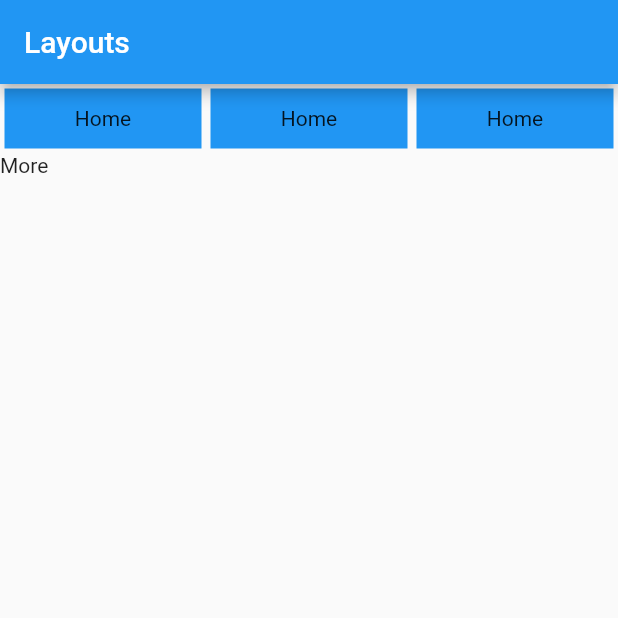
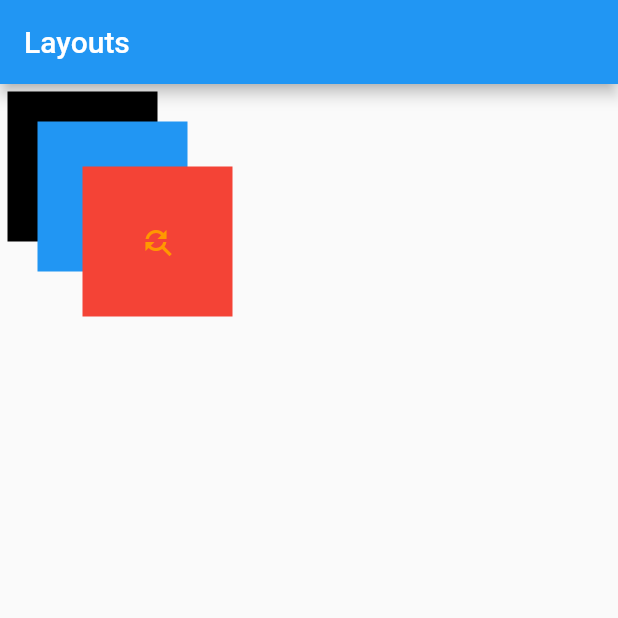
Before and after one commit to gbmahili/Dart_Intro, a Flutter app: the screen it shows after launch, on a phone screen of 412 x 824 dp, the top half of it. Run offline on Flutter 3.47's test engine with Material 2 defaults, Android fonts, the phone set to English and light mode, and no system bars.

Commit message:
Added Stack to control positioning

```diff
--- a/layouts/lib/main.dart
+++ b/layouts/lib/main.dart
@@ -1,5 +1,5 @@
 import 'package:flutter/material.dart';
-
+//https://www.youtube.com/watch?v=u0e2L5yoxFI
 void main() => runApp(MyApp());
 
 class MyApp extends StatelessWidget {
@@ -116,51 +116,82 @@ class Square extends StatelessWidget {
 //   }
 // }
 
+// class Demo extends StatelessWidget {
+//   @override
+//   Widget build(BuildContext context) {
+//     return Column(children: [
+//       Row(
+//         mainAxisAlignment: MainAxisAlignment.spaceBetween,
+//         children: <Widget>[
+//           Expanded(
+//             child: Container(
+//               alignment: Alignment.center,
+//               margin: EdgeInsets.all(3.0),
+//               child: Text(
+//                 'Home',
+//               ),
+//               height: 40.0,
+//               color: Colors.blue,
+//             ),
+//           ),
+//           Expanded(
+//             child: Container(
+//               child: Text(
+//                 'Home',
+//               ),
+//               height: 40.0,
+//               color: Colors.blue,
+//               alignment: Alignment.center,
+//               margin: EdgeInsets.all(3.0),
+//             ),
+//           ),
+//           Expanded(
+//             child: Container(
+//               alignment: Alignment.center,
+//               margin: EdgeInsets.all(3.0),
+//               child: Text(
+//                 'Home',
+//               ),
+//               height: 40.0,
+//               color: Colors.blue,
+//             ),
+//           ),
+//         ],
+//       ),
+//       Row(children: <Widget>[
+//         Text('More')
+//       ],),
+//     ]);
+//   }
+// }
+
+// Using Stack: Items are stack up against each other...like position in css
 class Demo extends StatelessWidget {
   @override
   Widget build(BuildContext context) {
-    return Column(children: [
-      Row(
-        mainAxisAlignment: MainAxisAlignment.spaceBetween,
+    return Container(
+      height: MediaQuery.of(context).size.height, // device height
+      width: MediaQuery.of(context).size.width, // device width
+      // alignment: Alignment.center,
+      child: Stack(
         children: <Widget>[
-          Expanded(
-            child: Container(
-              alignment: Alignment.center,
-              margin: EdgeInsets.all(3.0),
-              child: Text(
-                'Home',
-              ),
-              height: 40.0,
+          Square(),
+          Positioned(
+            top: 20,
+            left: 20,
+            child: Square(
               color: Colors.blue,
             ),
           ),
-          Expanded(
-            child: Container(
-              child: Text(
-                'Home',
-              ),
-              height: 40.0,
-              color: Colors.blue,
-              alignment: Alignment.center,
-              margin: EdgeInsets.all(3.0),
-            ),
-          ),
-          Expanded(
-            child: Container(
-              alignment: Alignment.center,
-              margin: EdgeInsets.all(3.0),
-              child: Text(
-                'Home',
-              ),
-              height: 40.0,
-              color: Colors.blue,
+          Positioned(
+            top: 50,
+            left: 50,
+            child: Square(
+              color: Colors.red,
             ),
           ),
         ],
       ),
-      Row(children: <Widget>[
-        Text('More')
-      ],),
-    ]);
+    );
   }
 }
```
